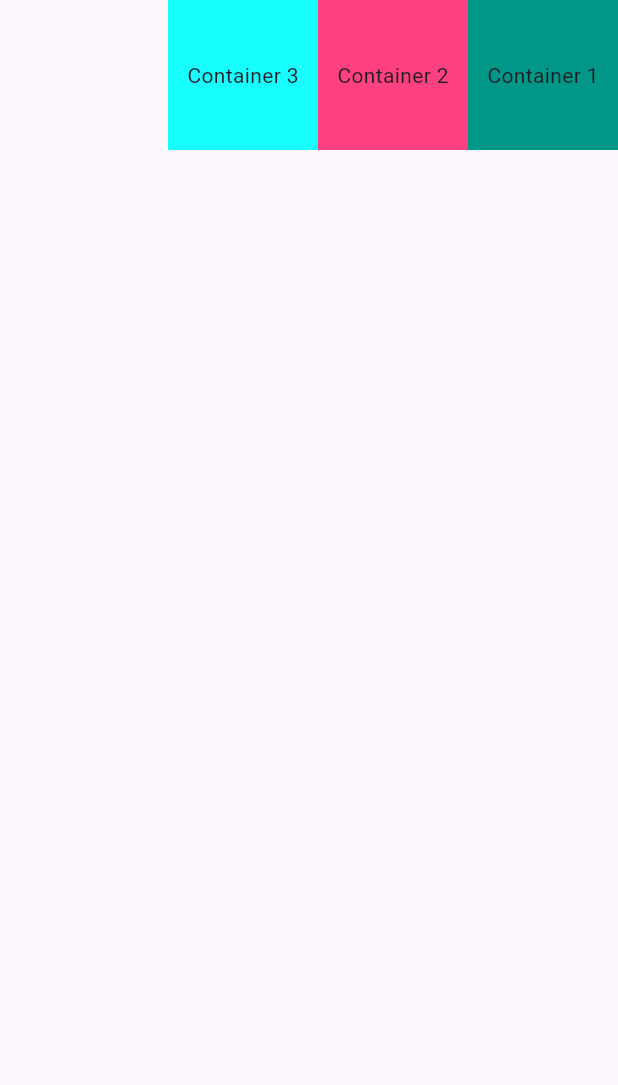
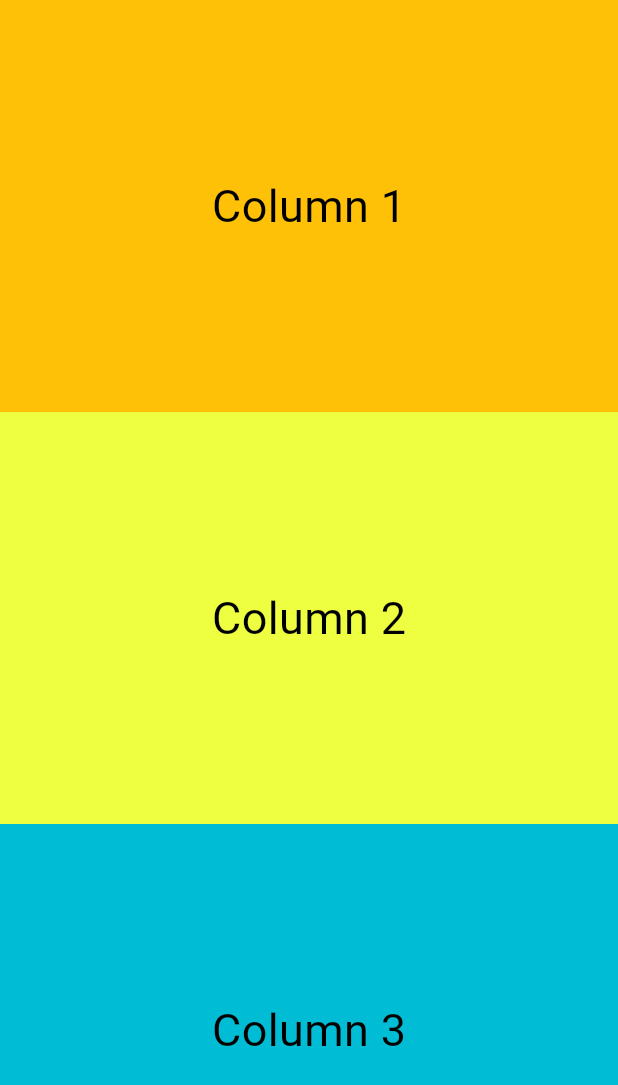
Before and after one commit to buildwithayush/learningWidgetsFlutter, a Flutter app: the screen it shows after launch, on a phone screen of 412 x 824 dp. Shown: the top 1085 px of the screen. Run offline on Flutter 3.47's test engine with Material 3 defaults, Android fonts, the phone set to English and light mode, and no system bars.

Commit message:
Learn Expanded Widget

```diff
--- /dev/null
+++ b/lib/basic_widgets/expanded_flexible/expanded_widget.dart
@@ -0,0 +1,50 @@
+import 'package:flutter/material.dart';
+
+class ExpandedWidget extends StatelessWidget {
+  const ExpandedWidget({super.key});
+
+  @override
+  Widget build(BuildContext context) {
+    return Scaffold(
+      body: Column(
+        crossAxisAlignment: CrossAxisAlignment.stretch,
+        children: [
+          Expanded(
+            child: Container(
+              alignment: Alignment.center,
+              padding: EdgeInsets.all(40),
+              color: Colors.amber,
+              child: Text(
+                "Column 1",
+                style: TextStyle(fontSize: 30, color: Colors.black),
+              ),
+            ),
+          ),
+          Expanded(
+            child: Container(
+              alignment: Alignment.center,
+              padding: EdgeInsets.all(40),
+              color: Colors.limeAccent,
+              child: Text(
+                "Column 2",
+                style: TextStyle(fontSize: 30, color: Colors.black),
+              ),
+            ),
+          ),
+
+          Expanded(
+            child: Container(
+              alignment: Alignment.center,
+              padding: EdgeInsets.all(40),
+              color: Colors.cyan,
+              child: Text(
+                "Column 3",
+                style: TextStyle(fontSize: 30, color: Colors.black),
+              ),
+            ),
+          ),
+        ],
+      ),
+    );
+  }
+}
--- a/lib/main.dart
+++ b/lib/main.dart
@@ -1,6 +1,7 @@
 import 'package:flutter/material.dart';
+import 'package:widgetsflutter/basic_widgets/expanded_flexible/expanded_widget.dart';
 
-import 'package:widgetsflutter/basic_widgets/row_widget/row_widget.dart';
+
 
 void main() {
   runApp(const MyApp());
@@ -13,7 +14,7 @@ class MyApp extends StatelessWidget {
   Widget build(BuildContext context) {
     return MaterialApp(
       debugShowCheckedModeBanner: false,
-      home: const RowWidget(),
+      home: const ExpandedWidget(),
     );
   }
 }
```
